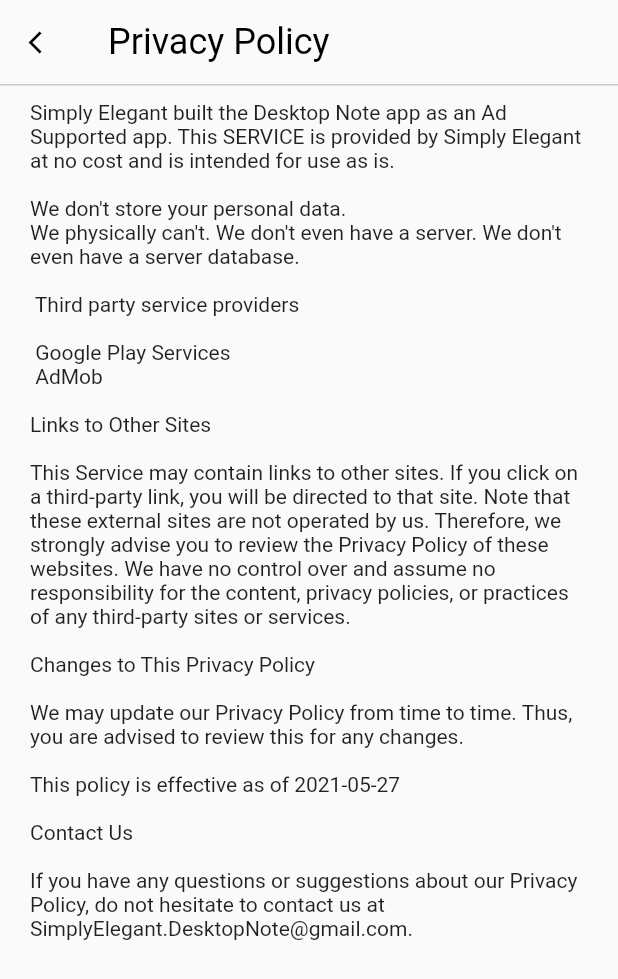
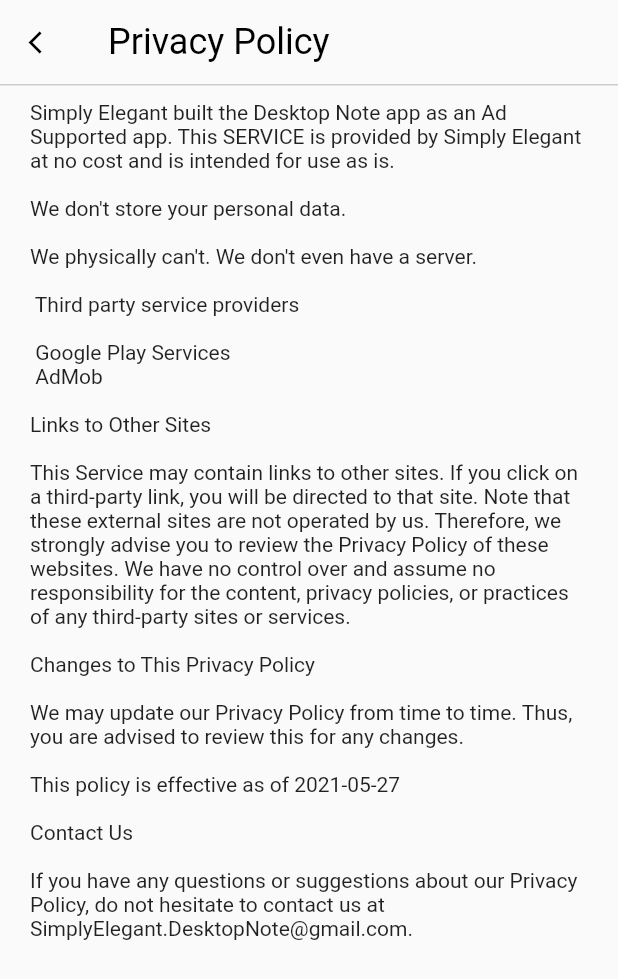
Before and after one commit to prajwolpakka/Desktop-Note, a Flutter app: the PrivacyPolicyScreen screen opened directly, on a phone screen of 412 x 824 dp. Shown: the top 979 px of the screen. Run offline on Flutter 3.47's test engine with Material 2 defaults, Android fonts, the phone set to English and light mode, and no system bars; our stand-ins replace google_mobile_ads, shared_preferences; missing offline and left inert: home_widget; accounts and stored records are empty.

Commit message:
privacy policy updated

```diff
--- a/lib/PrivacyPolicyScreen.dart
+++ b/lib/PrivacyPolicyScreen.dart
@@ -43,7 +43,8 @@ class _PrivacyPolicyScreenState extends State<PrivacyPolicyScreen> {
 String privacyPolicy = '''Simply Elegant built the Desktop Note app as an Ad Supported app. This SERVICE is provided by Simply Elegant at no cost and is intended for use as is.
 
 We don't store your personal data.
-We physically can't. We don't even have a server. We don't even have a server database.
+
+We physically can't. We don't even have a server.
 
  Third party service providers
 
```
